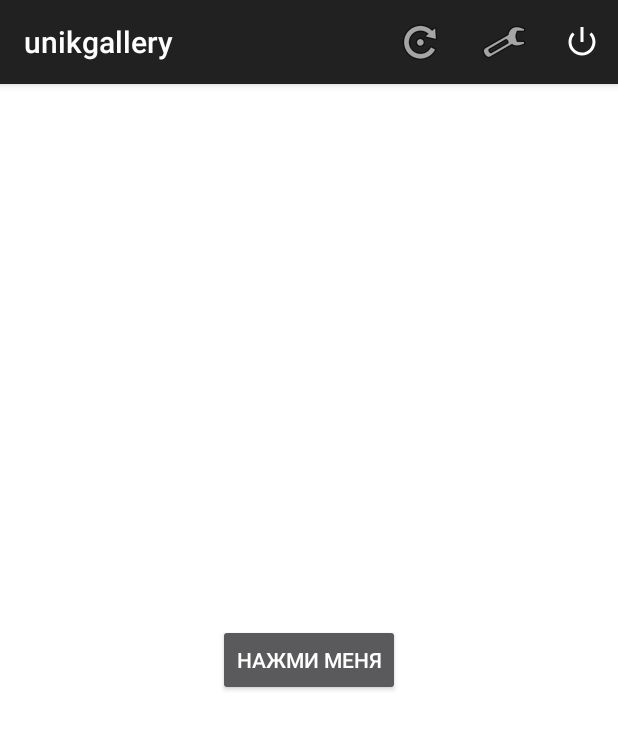
After one commit to korsNaike/kotlin-androedo, an Android app built with Jetpack Compose: the LifecycleDemoActivity screen opened directly, with no data from a screen before it, on a phone screen of 412 x 824 dp. The commit adds this screen. Shown: the top 729 px of the screen. Run offline under Robolectric (Android 15) with nearby library versions, the phone set to English and light mode, and no system bars.

Commit message:
feat: Добавление демо вёрстки с XML

```diff
--- /dev/null
+++ b/app/src/main/java/com/korsnaike/unikgallery/activity/LifecycleDemoActivity.kt
@@ -0,0 +1,79 @@
+package com.korsnaike.unikgallery.activity
+
+import android.os.Bundle
+import android.view.Menu
+import android.view.MenuItem
+import android.view.animation.AnimationUtils
+import android.widget.Button
+import android.widget.Toast
+import androidx.appcompat.app.AppCompatActivity
+import com.korsnaike.unikgallery.R
+
+class LifecycleDemoActivity : AppCompatActivity() {
+
+    override fun onCreate(savedInstanceState: Bundle?) {
+        super.onCreate(savedInstanceState)
+        setContentView(R.layout.activity_lifecycle_demo)
+        Toast.makeText(this, "onCreate", Toast.LENGTH_SHORT).show()
+
+        // Обработка события для кнопки с использованием анонимного класса
+        val demoButton: Button = findViewById(R.id.demoButton)
+        demoButton.setOnClickListener {
+            Toast.makeText(this, "Кнопка нажата", Toast.LENGTH_SHORT).show()
+            // Запуск анимации вращения (rotate.xml)
+            val rotation = AnimationUtils.loadAnimation(this, R.anim.rotate)
+            demoButton.startAnimation(rotation)
+        }
+    }
+
+    override fun onStart() {
+        super.onStart()
+        Toast.makeText(this, "onStart", Toast.LENGTH_SHORT).show()
+    }
+
+    override fun onRestart() {
+        super.onRestart()
+        Toast.makeText(this, "onRestart", Toast.LENGTH_SHORT).show()
+    }
+
+    override fun onPause() {
+        super.onPause()
+        Toast.makeText(this, "onPause", Toast.LENGTH_SHORT).show()
+    }
+
+    override fun onStop() {
+        super.onStop()
+        Toast.makeText(this, "onStop", Toast.LENGTH_SHORT).show()
+    }
+
+    override fun onDestroy() {
+        super.onDestroy()
+        Toast.makeText(this, "onDestroy", Toast.LENGTH_SHORT).show()
+    }
+
+    // Создание меню из res/menu/menu_main.xml
+    override fun onCreateOptionsMenu(menu: Menu?): Boolean {
+        menuInflater.inflate(R.menu.menu_main, menu)
+        return true
+    }
+
+    // Обработка нажатий пунктов меню
+    override fun onOptionsItemSelected(item: MenuItem): Boolean {
+        when (item.itemId) {
+            R.id.menu_refresh -> {
+                Toast.makeText(this, "Refresh clicked", Toast.LENGTH_SHORT).show()
+                return true
+            }
+            R.id.menu_settings -> {
+                Toast.makeText(this, "Settings clicked", Toast.LENGTH_SHORT).show()
+                return true
+            }
+            R.id.menu_quit -> {
+                Toast.makeText(this, "Quit clicked", Toast.LENGTH_SHORT).show()
+                finish()
+                return true
+            }
+        }
+        return super.onOptionsItemSelected(item)
+    }
+}
--- /dev/null
+++ b/app/src/main/res/anim/rotate.xml
@@ -0,0 +1,7 @@
+<?xml version="1.0" encoding="utf-8"?>
+<rotate xmlns:android="http://schemas.android.com/apk/res/android"
+    android:duration="1000"
+    android:fromDegrees="0"
+    android:pivotX="50%"
+    android:pivotY="50%"
+    android:toDegrees="360" />
--- /dev/null
+++ b/app/src/main/res/layout/activity_lifecycle_demo.xml
@@ -0,0 +1,19 @@
+<?xml version="1.0" encoding="utf-8"?>
+<androidx.constraintlayout.widget.ConstraintLayout
+    xmlns:android="http://schemas.android.com/apk/res/android"
+    xmlns:app="http://schemas.android.com/apk/res-auto"
+    android:id="@+id/constraintLayout"
+    android:layout_width="match_parent"
+    android:layout_height="match_parent"
+    android:background="@color/background_color">
+
+    <Button
+        android:id="@+id/demoButton"
+        android:layout_width="wrap_content"
+        android:layout_height="wrap_content"
+        android:text="Нажми меня"
+        app:layout_constraintTop_toTopOf="parent"
+        app:layout_constraintBottom_toBottomOf="parent"
+        app:layout_constraintStart_toStartOf="parent"
+        app:layout_constraintEnd_toEndOf="parent"/>
+</androidx.constraintlayout.widget.ConstraintLayout>
--- /dev/null
+++ b/app/src/main/res/menu/menu_main.xml
@@ -0,0 +1,19 @@
+<?xml version="1.0" encoding="utf-8"?>
+<menu xmlns:android="http://schemas.android.com/apk/res/android"
+    xmlns:app="http://schemas.android.com/apk/res-auto">
+    <item
+        android:id="@+id/menu_refresh"
+        android:title="Refresh"
+        android:icon="@android:drawable/ic_menu_rotate"
+        app:showAsAction="ifRoom" />
+    <item
+        android:id="@+id/menu_settings"
+        android:title="Settings"
+        android:icon="@android:drawable/ic_menu_preferences"
+        app:showAsAction="ifRoom" />
+    <item
+        android:id="@+id/menu_quit"
+        android:title="Quit"
+        android:icon="@android:drawable/ic_lock_power_off"
+        app:showAsAction="ifRoom" />
+</menu>
--- a/app/src/main/res/values/colors.xml
+++ b/app/src/main/res/values/colors.xml
@@ -7,4 +7,7 @@
     <color name="teal_700">#FF018786</color>
     <color name="black">#FF000000</color>
     <color name="white">#FFFFFFFF</color>
+    <color name="background_color">#FFFFFF</color>
+    <color name="primary_color">#6200EE</color>
+    <color name="accent_color">#03DAC5</color>
 </resources>
```
Also changed, not shown: app/src/main/AndroidManifest.xml (+6 -1 lines), app/src/main/java/com/korsnaike/unikgallery/ui/AlbumListScreen.kt (+28 -31 lines), app/src/main/java/com/korsnaike/unikgallery/ui/PhotoDetailsScreen.kt (added, +106 -0 lines).
